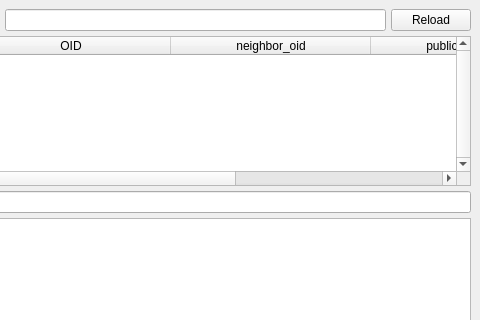
Above: branches/trunk/UI/spot-on-emailwindow.ui from textbrowser/spot-on before the change; both pictures show x 320 to 800 and y 0 to 320 of the 800 by 861 pixel window. Below: the same form after it.
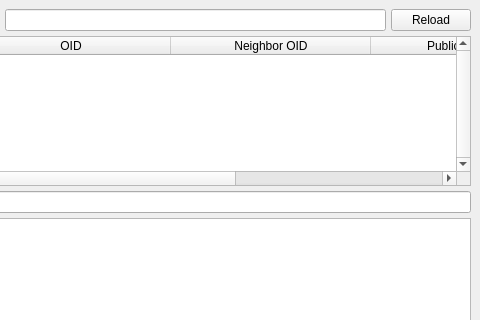
That is the form after the change. Icons and pictures are not drawn.

```diff
--- a/branches/trunk/UI/spot-on-emailwindow.ui
+++ b/branches/trunk/UI/spot-on-emailwindow.ui
@@ -213,12 +213,12 @@
           </column>
           <column>
            <property name="text">
-            <string>neighbor_oid</string>
+            <string>Neighbor OID</string>
            </property>
           </column>
           <column>
            <property name="text">
-            <string>public_key_hash</string>
+            <string>Public Key Hash</string>
            </property>
           </column>
           <column>
```
